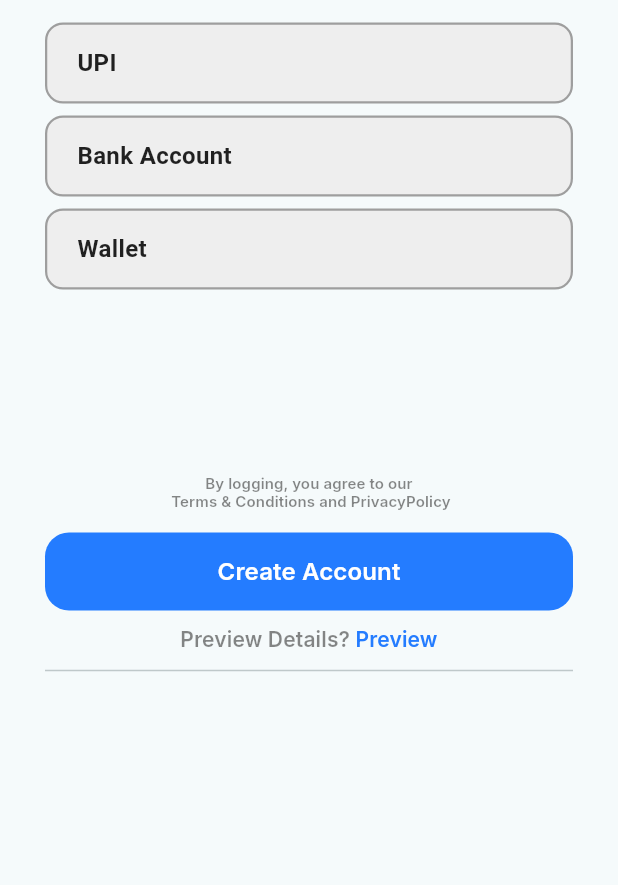
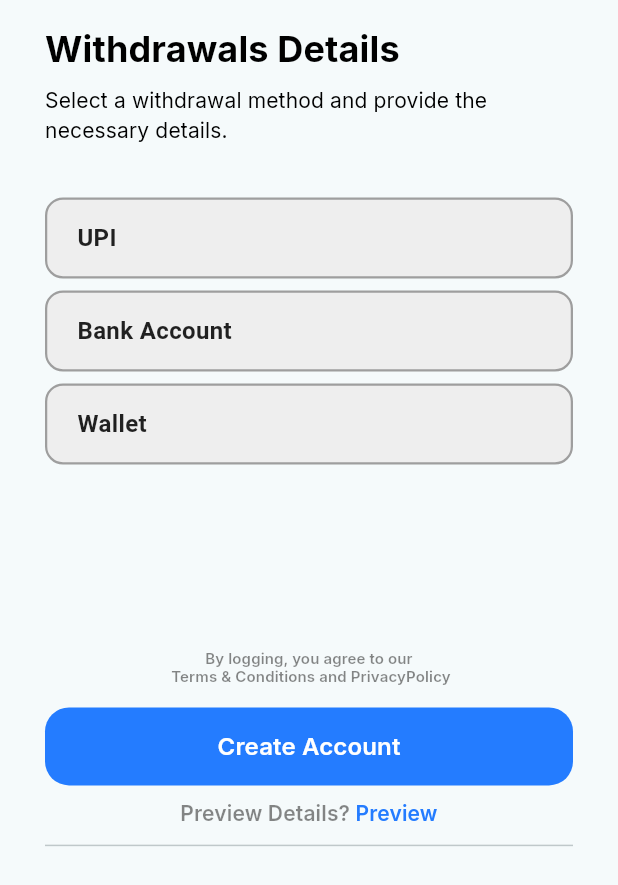
Before and after one commit to Sukhmeetsingh306/store_app, a Flutter app: the SellerBankDetailScreen screen opened by its route, on a phone screen of 412 x 824 dp. Shown: the top 885 px of the screen. Run offline on Flutter 3.47's test engine with Material 3 defaults, Android fonts, the phone set to English and light mode, and no system bars; our stand-ins replace file_picker, flutter_riverpod, flutter_svg, go_router, google_fonts, image_picker and 4 more; missing offline and left inert: cloudinary_public, dart:html, flutter_admin_scaffold, random_avatar; accounts and stored records are empty.

Commit message:
feat: enhance SellerBankDetailScreen with withdrawal details section and improved layout

```diff
--- a/multi_vendor/lib/screen/authentication/seller/seller_bank_detail_screen.dart
+++ b/multi_vendor/lib/screen/authentication/seller/seller_bank_detail_screen.dart
@@ -1,5 +1,6 @@
 import 'package:flutter/material.dart';
 import 'package:go_router/go_router.dart';
+import '../../../utils/fonts/google_fonts_utils.dart';
 import '../../../utils/fonts/text_fonts_utils.dart';
 import '../../../utils/routes/navigation_routes.dart';
 import '../../../utils/validation/termsAndConditions_core.dart';
@@ -200,7 +201,29 @@ class _SellerBankDetailScreenState extends State<SellerBankDetailScreen>
 
   Widget _pageInnerCode(bool isLargeScreen) {
     return Column(
+      crossAxisAlignment: CrossAxisAlignment.start,
+      mainAxisSize: MainAxisSize.min,
       children: [
+        Column(
+          crossAxisAlignment: CrossAxisAlignment.start,
+          mainAxisSize: MainAxisSize.min,
+          children: [
+            googleInterText(
+              'Withdrawals Details',
+              fontWeight: FontWeight.w700,
+              fontSize: 24,
+            ),
+            sizedBoxH8(),
+            googleInterText(
+              'Select a withdrawal method and provide the necessary details.',
+              fontWeight: FontWeight.w400,
+              fontSize: 14,
+            ),
+          ],
+        ),
+        SizedBox(
+          height: MediaQuery.of(context).size.height * 0.042,
+        ),
         _buildOptionButton(PaymentMethodType.upi, "UPI"),
         _buildUPIForm(),
         _buildOptionButton(PaymentMethodType.bank, "Bank Account"),
```
